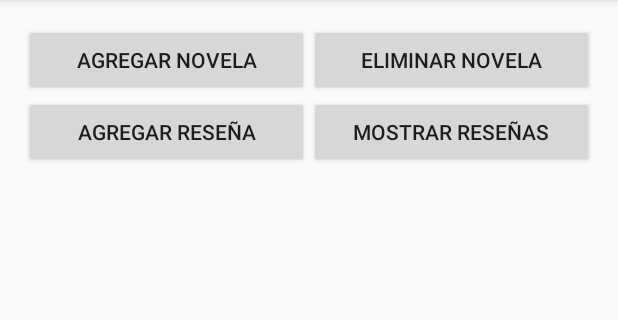
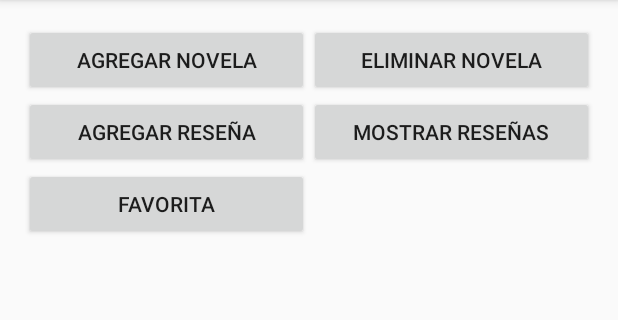
Before and after one commit to pablonso308/NovelManager, an Android app built with Jetpack Compose: the screen it shows after launch (MainActivity), on a phone screen of 412 x 824 dp, the part 84-404 px from its top. Run offline under Robolectric (Android 15) with nearby library versions, the phone set to English and light mode, and no system bars; our stand-ins replace Room's generated code.

Commit message:
version 1.5.9 se ha implementado el fovorito pero no hay muestras de q se haya establecido como favorita mas alla de la notificacion

```diff
--- a/app/src/main/java/com/example/novelmanager/MainActivity.kt
+++ b/app/src/main/java/com/example/novelmanager/MainActivity.kt
@@ -24,6 +24,8 @@ class MainActivity : AppCompatActivity() {
     private lateinit var novelViewModel: NovelViewModel
     private lateinit var reviewViewModel: ReviewViewModel
     private lateinit var novelAdapter: NovelAdapter
+    private lateinit var buttonFavoriteBook: Button
+
 
     override fun onCreate(savedInstanceState: Bundle?) {
         super.onCreate(savedInstanceState)
@@ -34,6 +36,8 @@ class MainActivity : AppCompatActivity() {
         buttonAddReview = findViewById(R.id.buttonAddReview)
         buttonShowReviews = findViewById(R.id.buttonShowReviews)
         recyclerView = findViewById(R.id.recyclerView)
+        buttonFavoriteBook = findViewById(R.id.buttonFavoriteBook)
+
 
         recyclerView.layoutManager = LinearLayoutManager(this)
         recyclerView.setHasFixedSize(true)
@@ -69,7 +73,7 @@ class MainActivity : AppCompatActivity() {
                         year = year,
                         synopsis = synopsis
                     )
-                    novelViewModel.agregarNovela(newNovel)
+                    novelViewModel.agregarNovela(novel = newNovel)
                     Toast.makeText(this, "Novel added", Toast.LENGTH_SHORT).show()
                 }
                 .setNegativeButton("Cancelar", null)
@@ -138,5 +142,17 @@ class MainActivity : AppCompatActivity() {
                 Toast.makeText(this, "No novel selected", Toast.LENGTH_SHORT).show()
             }
         }
+
+        buttonFavoriteBook.setOnClickListener {
+            val selectedNovel = novelAdapter.getSelectedNovel()
+            if (selectedNovel != null) {
+                val isFavorite = !selectedNovel.isFavorite
+                novelViewModel.updateFavoriteStatus(selectedNovel.id, isFavorite)
+                Toast.makeText(this, if (isFavorite) "Novel marked as favorite" else "Novel unmarked as favorite", Toast.LENGTH_SHORT).show()
+            } else {
+                Toast.makeText(this, "No novel selected", Toast.LENGTH_SHORT).show()
+            }
+        }
+
     }
 }
--- a/app/src/main/java/com/example/novelmanager/NovelDao.kt
+++ b/app/src/main/java/com/example/novelmanager/NovelDao.kt
@@ -17,4 +17,7 @@ interface NovelDao {
 
     @Query("SELECT * FROM novel_table ORDER BY title ASC")
     fun getAllNovels(): LiveData<List<Novel>>
+
+    @Query("UPDATE novel_table SET isFavorite = :isFavorite WHERE id = :novelId")
+    suspend fun updateFavoriteStatus(novelId: Int, isFavorite: Boolean)
 }
--- a/app/src/main/java/com/example/novelmanager/database/NovelDatabase.kt
+++ b/app/src/main/java/com/example/novelmanager/database/NovelDatabase.kt
@@ -4,27 +4,34 @@ import android.content.Context
 import androidx.room.Database
 import androidx.room.Room
 import androidx.room.RoomDatabase
+import androidx.room.migration.Migration
+import androidx.sqlite.db.SupportSQLiteDatabase
 import com.example.novelmanager.NovelDao
 import com.example.novelmanager.database.entidades.Novel
-
-@Database(entities = [Novel::class], version = 1)
+@Database(entities = [Novel::class], version = 2)
 abstract class NovelDatabase : RoomDatabase() {
-
     abstract fun novelDao(): NovelDao
 
     companion object {
         @Volatile
-        private var instance: NovelDatabase? = null
+        private var INSTANCE: NovelDatabase? = null
 
-        fun getInstance(context: Context): NovelDatabase =
-            instance ?: synchronized(this) {
-                instance ?: Room.databaseBuilder(
+        fun getInstance(context: Context): NovelDatabase {
+            return INSTANCE ?: synchronized(this) {
+                val instance = Room.databaseBuilder(
                     context.applicationContext,
-                    NovelDatabase::class.java, "novel_database"
-                )
-                    .fallbackToDestructiveMigration()
-                    .build()
-                    .also { instance = it }
+                    NovelDatabase::class.java,
+                    "novel_database"
+                ).addMigrations(MIGRATION_1_2).build()
+                INSTANCE = instance
+                instance
             }
+        }
+
+        val MIGRATION_1_2 = object : Migration(1, 2) {
+            override fun migrate(database: SupportSQLiteDatabase) {
+                database.execSQL("ALTER TABLE novel_table ADD COLUMN isFavorite INTEGER NOT NULL DEFAULT 0")
+            }
+        }
     }
 }
--- a/app/src/main/java/com/example/novelmanager/database/entidades/Novel.kt
+++ b/app/src/main/java/com/example/novelmanager/database/entidades/Novel.kt
@@ -9,5 +9,6 @@ data class Novel(
     val title: String,
     val author: String,
     val year: Int,
-    val synopsis: String
+    val synopsis: String,
+    val isFavorite: Boolean = false
 )
--- a/app/src/main/res/layout/activity_main.xml
+++ b/app/src/main/res/layout/activity_main.xml
@@ -47,6 +47,15 @@
             android:layout_columnWeight="1"
             android:layout_rowWeight="1"
             android:text="Mostrar Reseñas" />
+
+        <Button
+            android:id="@+id/buttonFavoriteBook"
+            android:layout_width="0dp"
+            android:layout_height="wrap_content"
+            android:layout_columnWeight="1"
+            android:layout_rowWeight="1"
+            android:text="Favorita" />
+
     </GridLayout>
 
     <androidx.recyclerview.widget.RecyclerView
```
Also changed, not shown: app/src/main/java/com/example/novelmanager/NovelRepository.kt (+7 -0 lines), app/src/main/java/com/example/novelmanager/NovelViewmodel.kt (+8 -1 lines).
